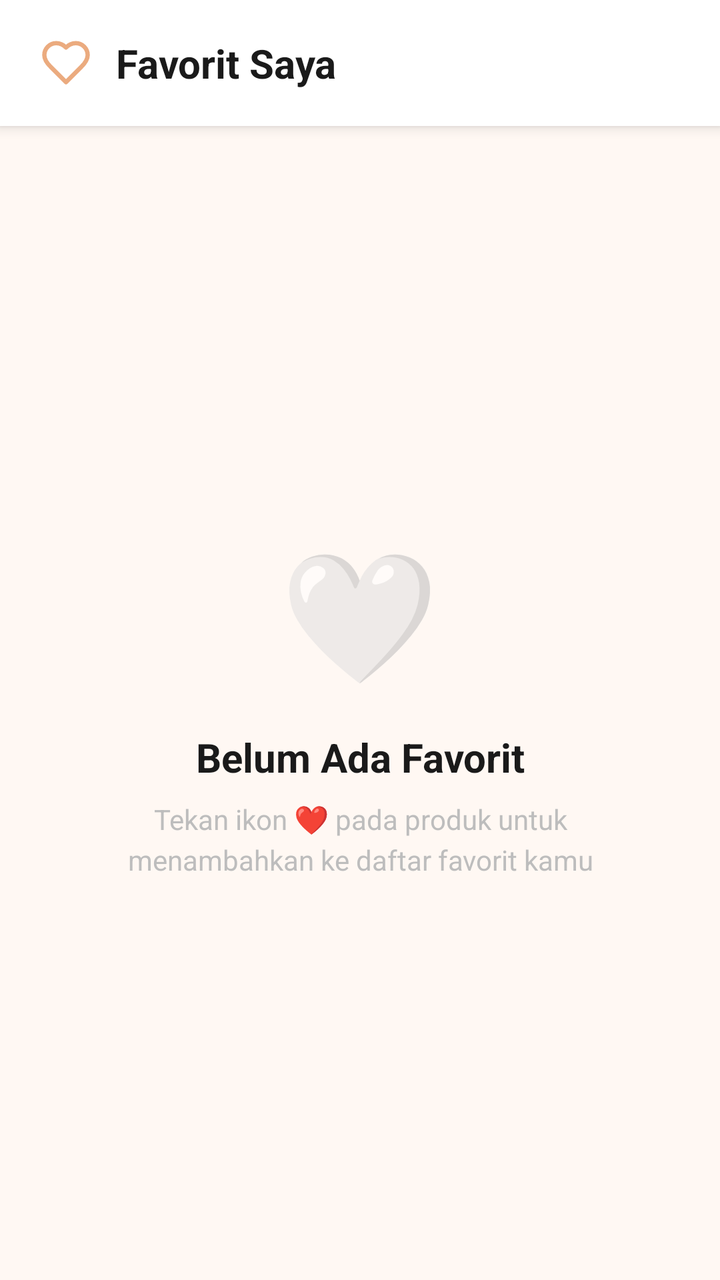
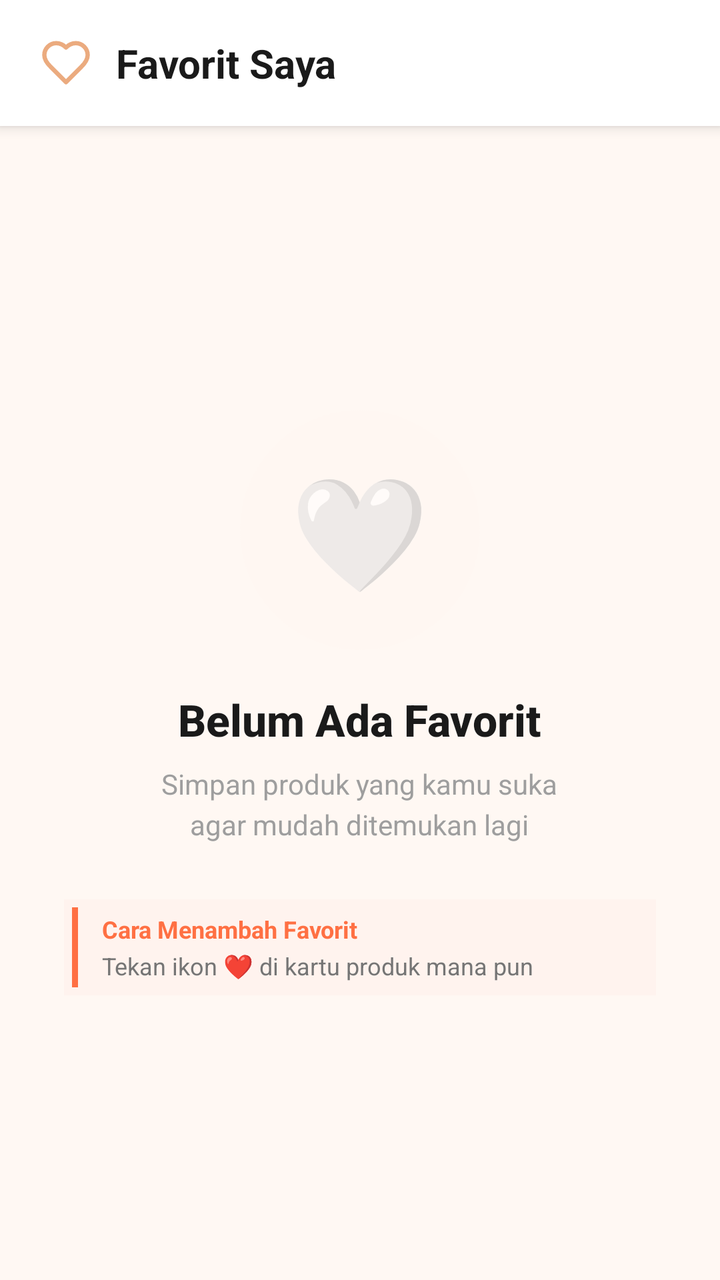

The first picture is an Android layout as it rendered before a commit; the second is the same layout after the commit. The layout source and the unified diff follow.
<!-- AndroidManifest.xml: application theme Theme.KueWeh -->
<!-- res/layout/fragment_favorite.xml -->
<?xml version="1.0" encoding="utf-8"?>
<androidx.constraintlayout.widget.ConstraintLayout
    xmlns:android="http://schemas.android.com/apk/res/android"
    xmlns:app="http://schemas.android.com/apk/res-auto"
    android:layout_width="match_parent"
    android:layout_height="match_parent"
    android:background="#FFF8F3"
    android:fitsSystemWindows="true">

    
    <LinearLayout
        android:id="@+id/headerFavorite"
        android:layout_width="0dp"
        android:layout_height="wrap_content"
        android:background="#FFFFFF"
        android:elevation="4dp"
        android:orientation="horizontal"
        android:gravity="center_vertical"
        android:paddingHorizontal="20dp"
        android:paddingVertical="18dp"
        app:layout_constraintTop_toTopOf="parent"
        app:layout_constraintStart_toStartOf="parent"
        app:layout_constraintEnd_toEndOf="parent">

        <ImageView
            android:layout_width="26dp"
            android:layout_height="26dp"
            android:src="@drawable/ic_favorite_navbar"
            android:layout_marginEnd="12dp"/>

        <TextView
            android:layout_width="wrap_content"
            android:layout_height="wrap_content"
            android:text="Favorit Saya"
            android:textColor="#1A1A1A"
            android:textSize="20sp"
            android:textStyle="bold"/>
    </LinearLayout>

    
    <androidx.recyclerview.widget.RecyclerView
        android:id="@+id/rvFavorite"
        android:layout_width="0dp"
        android:layout_height="0dp"
        android:clipToPadding="false"
        android:paddingHorizontal="8dp"
        android:paddingTop="8dp"
        android:paddingBottom="16dp"
        android:visibility="gone"
        app:layout_constraintTop_toBottomOf="@id/headerFavorite"
        app:layout_constraintBottom_toBottomOf="parent"
        app:layout_constraintStart_toStartOf="parent"
        app:layout_constraintEnd_toEndOf="parent"
        app:layoutManager="androidx.recyclerview.widget.GridLayoutManager"
        app:spanCount="2"/>

    
    <LinearLayout
        android:id="@+id/emptyStateFavorite"
        android:layout_width="0dp"
        android:layout_height="0dp"
        android:orientation="vertical"
        android:gravity="center"
        android:paddingHorizontal="40dp"
        android:visibility="visible"
        app:layout_constraintTop_toBottomOf="@id/headerFavorite"
        app:layout_constraintBottom_toBottomOf="parent"
        app:layout_constraintStart_toStartOf="parent"
        app:layout_constraintEnd_toEndOf="parent">

        <TextView
            android:layout_width="wrap_content"
            android:layout_height="wrap_content"
            android:text="🤍"
            android:textSize="64sp"/>

        <TextView
            android:layout_width="wrap_content"
            android:layout_height="wrap_content"
            android:layout_marginTop="16dp"
            android:text="Belum Ada Favorit"
            android:textColor="#1A1A1A"
            android:textSize="20sp"
            android:textStyle="bold"
            android:gravity="center"/>

        <TextView
            android:layout_width="wrap_content"
            android:layout_height="wrap_content"
            android:layout_marginTop="8dp"
            android:text="Tekan ikon ❤️ pada produk untuk\nmenambahkan ke daftar favorit kamu"
            android:textColor="#BDBDBD"
            android:textSize="14sp"
            android:gravity="center"
            android:lineSpacingExtra="4dp"/>

    </LinearLayout>

</androidx.constraintlayout.widget.ConstraintLayout>
<!-- resources referenced by this layout -->
<resources>
  <!-- drawable ic_favorite_navbar (drawable) -->
  <vector xmlns:android="http://schemas.android.com/apk/res/android"
      android:width="24dp"
      android:height="24dp"
      android:viewportWidth="24"
      android:viewportHeight="24">
    <path
        android:pathData="M19,14C20.49,12.54 22,10.79 22,8.5C22,7.041 21.42,5.642 20.389,4.611C19.358,3.579 17.959,3 16.5,3C14.74,3 13.5,3.5 12,5C10.5,3.5 9.26,3 7.5,3C6.041,3 4.642,3.579 3.611,4.611C2.579,5.642 2,7.041 2,8.5C2,10.8 3.5,12.55 5,14L12,21L19,14Z"
        android:strokeLineJoin="round"
        android:strokeWidth="2"
        android:fillColor="#00000000"
        android:strokeColor="#EBAB7F"
        android:strokeLineCap="round"/>
  </vector>
  <style name="Theme.KueWeh" parent="Theme.MaterialComponents.Light.NoActionBar">
          <item name="android:statusBarColor">@android:color/transparent</item>
  
          <item name="android:windowLightStatusBar">true</item>
      </style>
</resources>

<!-- the commit's change to res/layout/fragment_favorite.xml (unified diff, before → after) -->
@@ -61,39 +61,99 @@
         android:layout_height="0dp"
         android:orientation="vertical"
         android:gravity="center"
-        android:paddingHorizontal="40dp"
+        android:paddingHorizontal="32dp"
         android:visibility="visible"
         app:layout_constraintTop_toBottomOf="@id/headerFavorite"
         app:layout_constraintBottom_toBottomOf="parent"
         app:layout_constraintStart_toStartOf="parent"
         app:layout_constraintEnd_toEndOf="parent">
 
+        
+        <FrameLayout
+            android:layout_width="120dp"
+            android:layout_height="120dp"
+            android:layout_gravity="center_horizontal">
+
+            
+            <View
+                android:layout_width="120dp"
+                android:layout_height="120dp"
+                android:background="@drawable/bg_icon_circle_orange"
+                android:alpha="0.15"/>
+
+            <TextView
+                android:layout_width="wrap_content"
+                android:layout_height="wrap_content"
+                android:layout_gravity="center"
+                android:text="🤍"
+                android:textSize="56sp"/>
+        </FrameLayout>
+
+        
         <TextView
             android:layout_width="wrap_content"
             android:layout_height="wrap_content"
-            android:text="🤍"
-            android:textSize="64sp"/>
-
-        <TextView
-            android:layout_width="wrap_content"
-            android:layout_height="wrap_content"
-            android:layout_marginTop="16dp"
+            android:layout_marginTop="20dp"
             android:text="Belum Ada Favorit"
             android:textColor="#1A1A1A"
-            android:textSize="20sp"
+            android:textSize="22sp"
             android:textStyle="bold"
-            android:gravity="center"/>
+            android:gravity="center"
+            android:fontFamily="sans-serif-medium"/>
 
+        
         <TextView
             android:layout_width="wrap_content"
             android:layout_height="wrap_content"
             android:layout_marginTop="8dp"
-            android:text="Tekan ikon ❤️ pada produk untuk\nmenambahkan ke daftar favorit kamu"
-            android:textColor="#BDBDBD"
+            android:text="Simpan produk yang kamu suka\nagar mudah ditemukan lagi"
+            android:textColor="#9E9E9E"
             android:textSize="14sp"
             android:gravity="center"
             android:lineSpacingExtra="4dp"/>
 
+        
+        <LinearLayout
+            android:layout_width="match_parent"
+            android:layout_height="wrap_content"
+            android:layout_marginTop="28dp"
+            android:background="#FFF3EE"
+            android:orientation="horizontal"
+            android:gravity="center_vertical"
+            android:paddingHorizontal="16dp"
+            android:paddingVertical="14dp"
+            android:padding="4dp">
+
+            
+            <View
+                android:layout_width="3dp"
+                android:layout_height="40dp"
+                android:background="#FF7043"
+                android:layout_marginEnd="12dp"/>
+
+            <LinearLayout
+                android:layout_width="0dp"
+                android:layout_height="wrap_content"
+                android:layout_weight="1"
+                android:orientation="vertical">
+
+                <TextView
+                    android:layout_width="wrap_content"
+                    android:layout_height="wrap_content"
+                    android:text="Cara Menambah Favorit"
+                    android:textColor="#FF7043"
+                    android:textSize="12sp"
+                    android:textStyle="bold"/>
+
+                <TextView
+                    android:layout_width="wrap_content"
+                    android:layout_height="wrap_content"
+                    android:layout_marginTop="2dp"
+                    android:text="Tekan ikon ❤️ di kartu produk mana pun"
+                    android:textColor="#757575"
+                    android:textSize="12sp"/>
+            </LinearLayout>
+        </LinearLayout>
     </LinearLayout>
 
 </androidx.constraintlayout.widget.ConstraintLayout>
<!-- resource entries referenced after the edit -->
@@ -1,5 +1,11 @@
 <!-- resources referenced by this layout -->
 <resources>
+  <!-- drawable bg_icon_circle_orange (drawable) -->
+  <?xml version="1.0" encoding="utf-8"?>
+  <shape xmlns:android="http://schemas.android.com/apk/res/android"
+      android:shape="oval">
+      <solid android:color="#FFF3EE"/>
+  </shape>
   <!-- drawable ic_favorite_navbar (drawable) -->
   <vector xmlns:android="http://schemas.android.com/apk/res/android"
       android:width="24dp"
